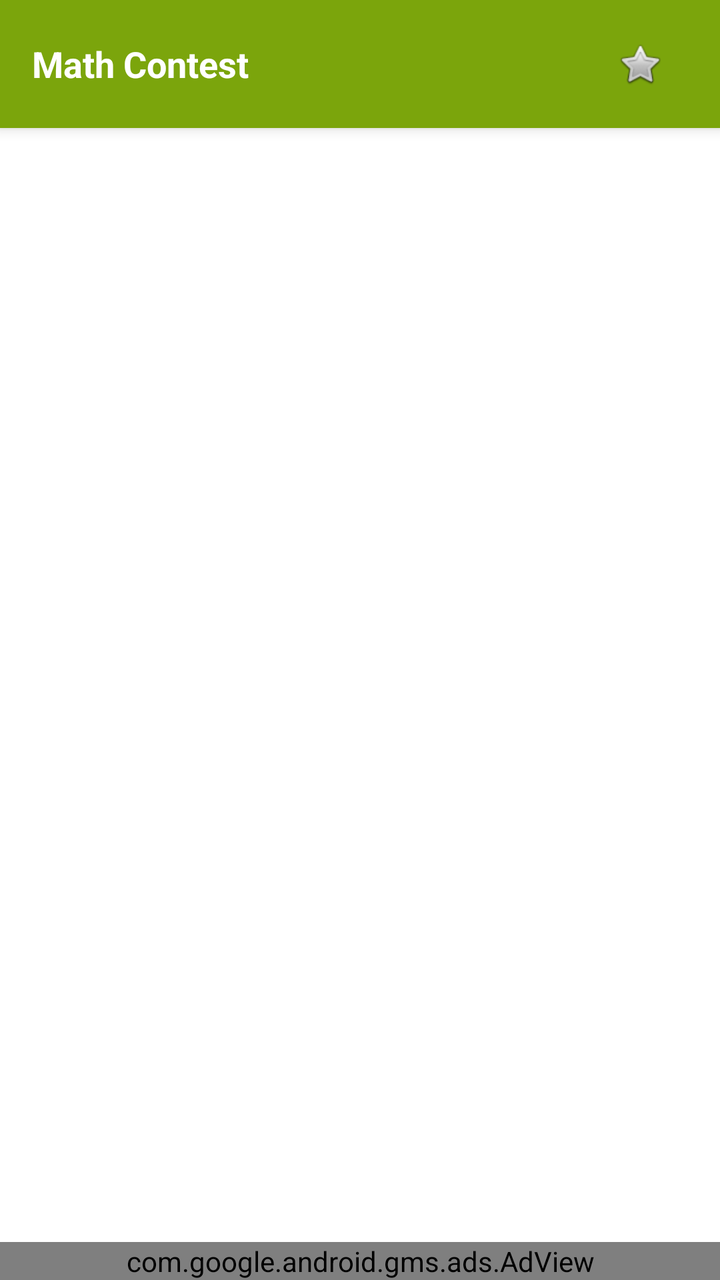
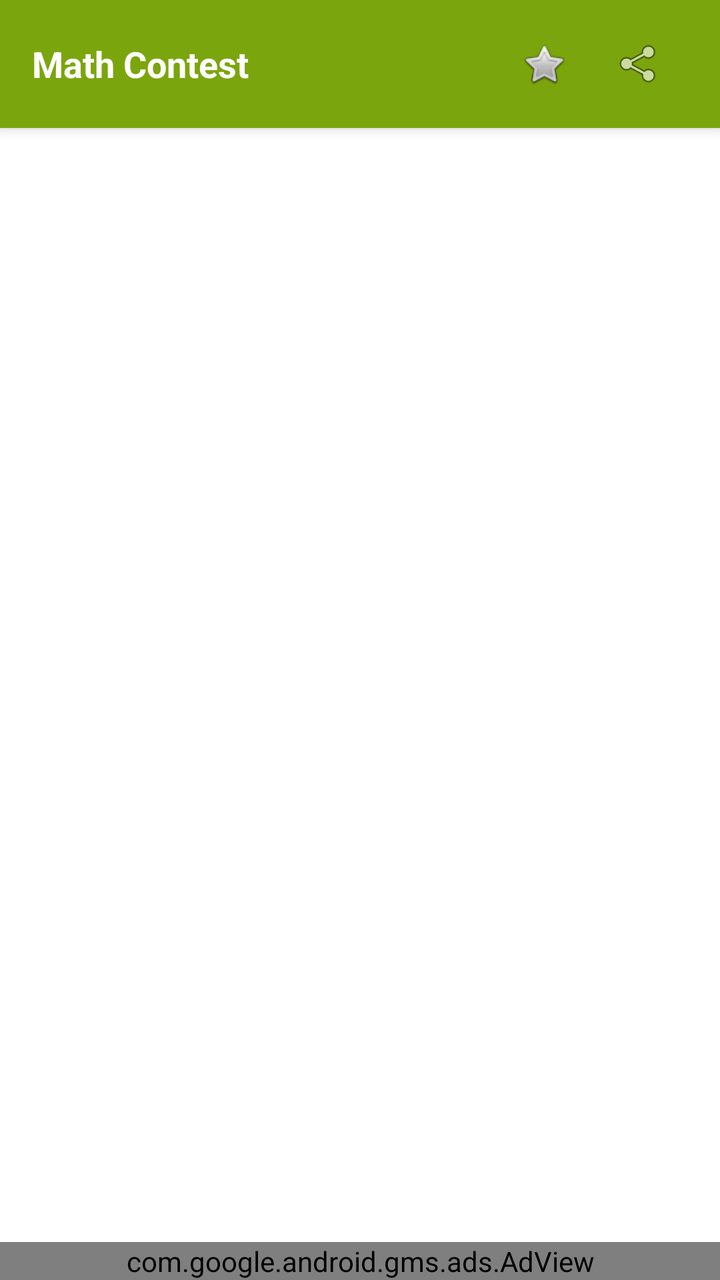

Two renders of the same Android screen: before a commit and after it. Below are the layout's source before the change and the commit's diff.
<!-- AndroidManifest.xml: application theme demotheme -->
<!-- res/layout/p2022_layout.xml -->
<?xml version="1.0" encoding="utf-8"?>
<androidx.constraintlayout.widget.ConstraintLayout xmlns:android="http://schemas.android.com/apk/res/android"
    xmlns:app="http://schemas.android.com/apk/res-auto"
    xmlns:ads="http://schemas.android.com/apk/res-auto"
    xmlns:tools="http://schemas.android.com/tools"
    android:id="@+id/main"
    android:layout_width="match_parent"
    android:layout_height="match_parent"
    android:background="#FFFFFF">

    <LinearLayout
        android:id="@+id/top_bar"
        android:layout_width="match_parent"
        android:layout_height="wrap_content"
        android:background="@color/action"
        android:elevation="4dp"
        android:gravity="center_vertical"
        android:orientation="horizontal"
        android:paddingStart="16dp"
        android:paddingEnd="16dp"
        android:paddingTop="8dp"
        android:paddingBottom="8dp"
        app:layout_constraintTop_toTopOf="parent">

        <TextView
            android:id="@+id/pdfTitleText"
            android:layout_width="0dp"
            android:layout_height="wrap_content"
            android:layout_weight="1"
            android:text="Math Contest"
            android:textColor="#FFFFFF"
            android:textSize="18sp"
            android:textStyle="bold"
            android:ellipsize="end"
            android:maxLines="1" />

        <ImageView
            android:id="@+id/btnBookmark"
            android:layout_width="48dp"
            android:layout_height="48dp"
            android:background="?attr/selectableItemBackgroundBorderless"
            android:padding="12dp"
            android:src="@android:drawable/btn_star_big_off"
            app:tint="#FFFFFF" />
    </LinearLayout>

    <com.google.android.gms.ads.AdView
        android:id="@+id/adView"
        android:layout_width="match_parent"
        android:layout_height="wrap_content"
        app:layout_constraintBottom_toBottomOf="parent"
        ads:adSize="BANNER"
        ads:adUnitId="@string/banner_ad_unit_id"/>

    <LinearLayout
        android:id="@+id/linear1"
        android:layout_width="match_parent"
        android:layout_height="0dp"
        android:background="@color/bitmapbg"
        android:gravity="center_horizontal"
        android:orientation="vertical"
        app:layout_constraintBottom_toTopOf="@+id/adView"
        app:layout_constraintTop_toBottomOf="@id/top_bar">

    </LinearLayout>

</androidx.constraintlayout.widget.ConstraintLayout>
<!-- resources referenced by this layout -->
<resources>
  <color name="action">#7BA50C</color>
  <color name="bitmapbg">#FFFFFF</color>
  <string name="banner_ad_unit_id">ca-app-pub-2478490471190854/9338826948</string>
  <style name="demotheme" parent="Theme.AppCompat.Light.NoActionBar">
          <item name="windowActionBar">false</item>
          <item name="windowNoTitle">true</item>
          <item name="statusBarBackground">@color/action</item>
          <item name="colorPrimary">@color/action</item>
          <item name="colorAccent">@color/action</item>
          <item name="colorPrimaryDark">@color/action</item>
          <item name="android:statusBarColor">@color/action</item>
          <item name="colorPrimaryVariant">@color/action</item>
          <item name="colorOnPrimary">@color/action</item>
          <item name="colorOnSecondary">@color/action</item>
  
      </style>
</resources>

<!-- the commit's change to res/layout/p2022_layout.xml (unified diff, before → after) -->
@@ -42,6 +42,15 @@
             android:padding="12dp"
             android:src="@android:drawable/btn_star_big_off"
             app:tint="#FFFFFF" />
+
+        <ImageView
+            android:id="@+id/btnShare"
+            android:layout_width="48dp"
+            android:layout_height="48dp"
+            android:background="?attr/selectableItemBackgroundBorderless"
+            android:padding="12dp"
+            android:src="@android:drawable/ic_menu_share"
+            app:tint="#FFFFFF" />
     </LinearLayout>
 
     <com.google.android.gms.ads.AdView
